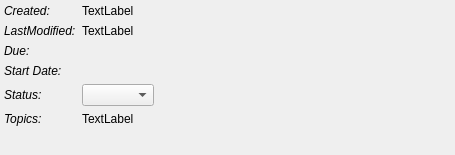
KDE/zanshin, file src/itemview/properties.ui: the form before one commit.
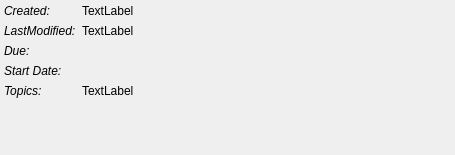
The form after the commit. Custom widgets are drawn as their Qt base class.

Commit message: Remove status from editor

```diff
--- a/src/itemview/properties.ui
+++ b/src/itemview/properties.ui
@@ -106,21 +106,6 @@
     </widget>
    </item>
    <item row="4" column="0">
-    <widget class="QLabel" name="lb_status">
-     <property name="font">
-      <font>
-       <italic>true</italic>
-      </font>
-     </property>
-     <property name="text">
-      <string>Status:</string>
-     </property>
-    </widget>
-   </item>
-   <item row="4" column="1">
-    <widget class="QComboBox" name="cB_status"/>
-   </item>
-   <item row="5" column="0">
     <widget class="QLabel" name="label_6">
      <property name="font">
       <font>
@@ -132,7 +117,7 @@
      </property>
     </widget>
    </item>
-   <item row="5" column="1">
+   <item row="4" column="1">
     <widget class="QLabel" name="topics">
      <property name="text">
       <string>TextLabel</string>
```
The commit also changes 2 other files.
